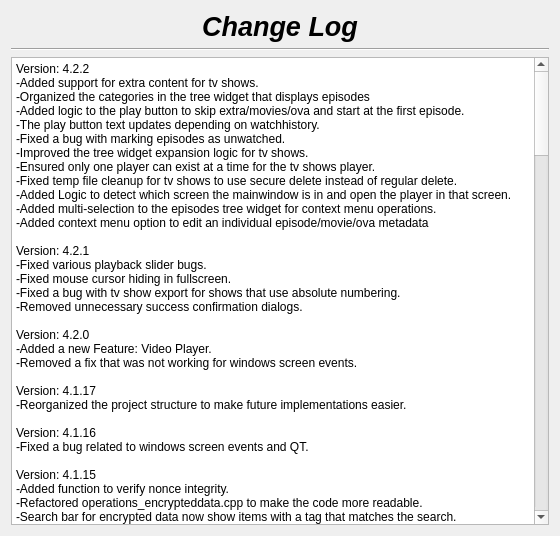
Above: changelog.ui from therealMaPMaKeR/MMDiary before the change. Below: the same form after it.
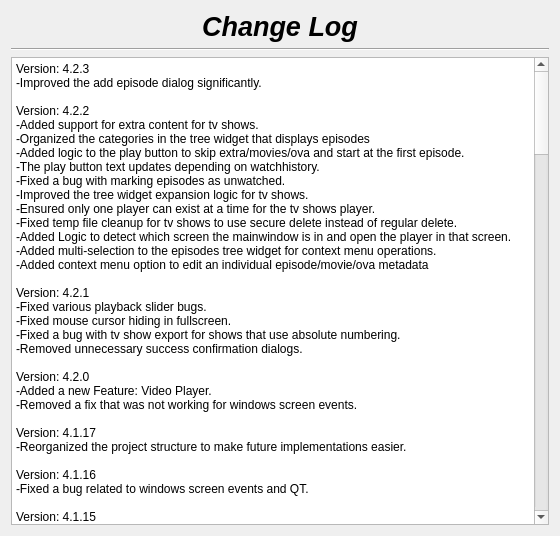
That is the form after the change.

```diff
--- a/changelog.ui
+++ b/changelog.ui
@@ -55,7 +55,7 @@
 li.unchecked::marker { content: &quot;\2610&quot;; }
 li.checked::marker { content: &quot;\2612&quot;; }
 &lt;/style&gt;&lt;/head&gt;&lt;body style=&quot; font-family:'Segoe UI'; font-size:9pt; font-weight:400; font-style:normal;&quot;&gt;
-&lt;p style=&quot; margin-top:0px; margin-bottom:0px; margin-left:0px; margin-right:0px; -qt-block-indent:0; text-indent:0px;&quot;&gt;Version: 4.2.2&lt;br /&gt;-Added support for extra content for tv shows.&lt;/p&gt;
+&lt;p style=&quot; margin-top:0px; margin-bottom:0px; margin-left:0px; margin-right:0px; -qt-block-indent:0; text-indent:0px;&quot;&gt;Version: 4.2.3&lt;br /&gt;-Improved the add episode dialog significantly.&lt;br /&gt;&lt;br /&gt;Version: 4.2.2&lt;br /&gt;-Added support for extra content for tv shows.&lt;/p&gt;
 &lt;p style=&quot; margin-top:0px; margin-bottom:0px; margin-left:0px; margin-right:0px; -qt-block-indent:0; text-indent:0px;&quot;&gt;-Organized the categories in the tree widget that displays episodes&lt;br /&gt;-Added logic to the play button to skip extra/movies/ova and start at the first episode.&lt;br /&gt;-The play button text updates depending on watchhistory.&lt;br /&gt;-Fixed a bug with marking episodes as unwatched.&lt;br /&gt;-Improved the tree widget expansion logic for tv shows.&lt;br /&gt;-Ensured only one player can exist at a time for the tv shows player.&lt;br /&gt;-Fixed temp file cleanup for tv shows to use secure delete instead of regular delete.&lt;br /&gt;-Added Logic to detect which screen the mainwindow is in and open the player in that screen.&lt;br /&gt;-Added multi-selection to the episodes tree widget for context menu operations.&lt;br /&gt;-Added context menu option to edit an individual episode/movie/ova metadata&lt;br /&gt;&lt;br /&gt;Version: 4.2.1&lt;br /&gt;-Fixed various playback slider bugs.&lt;br /&gt;-Fixed mouse cursor hiding in fullscreen.&lt;br /&gt;-Fixed a bug with tv show export for shows that use absolute numbering.&lt;/p&gt;
 &lt;p style=&quot; margin-top:0px; margin-bottom:0px; margin-left:0px; margin-right:0px; -qt-block-indent:0; text-indent:0px;&quot;&gt;-Removed unnecessary success confirmation dialogs.&lt;br /&gt;&lt;br /&gt;Version: 4.2.0&lt;br /&gt;-Added a new Feature: Video Player.&lt;/p&gt;
 &lt;p style=&quot; margin-top:0px; margin-bottom:0px; margin-left:0px; margin-right:0px; -qt-block-indent:0; text-indent:0px;&quot;&gt;-Removed a fix that was not working for windows screen events.&lt;/p&gt;
```
